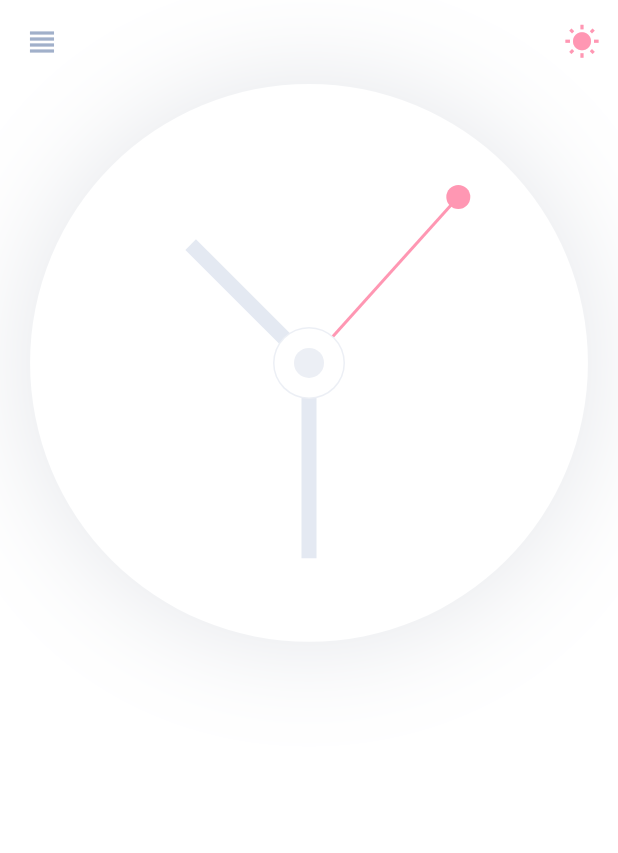
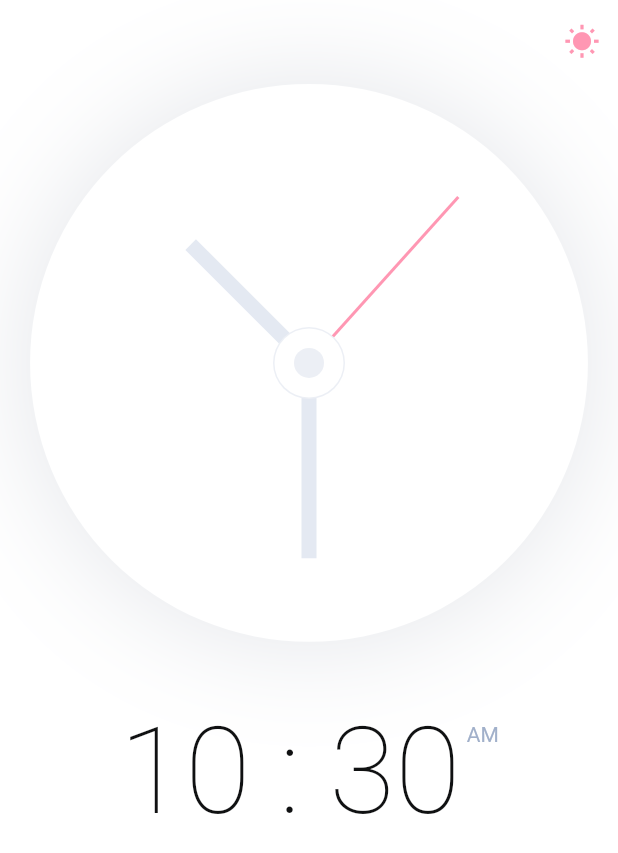
Before and after one commit to naunow/flat_clock, a Flutter app: the screen it shows after launch, on a phone screen of 412 x 824 dp. Shown: the top 853 px of the screen. Run offline on Flutter 3.47's test engine with Material 2 defaults, Android fonts, the phone set to English and light mode, and no system bars; our stand-ins replace flutter_calendar_carousel, flutter_svg, google_fonts.

Commit message:
simple clock function.

```diff
--- /dev/null
+++ b/lib/screens/calender.dart
@@ -0,0 +1,23 @@
+import 'package:flatclock/size_config.dart';
+import 'package:flutter/material.dart';
+import 'package:flutter_calendar_carousel/classes/event.dart';
+import 'package:flutter_calendar_carousel/flutter_calendar_carousel.dart'
+    show CalendarCarousel, EventList, WeekdayFormat;
+
+class Calender extends StatelessWidget {
+  @override
+  Widget build(BuildContext context) {
+    double calenderWidth = SizeConfig.screenWidth;
+    double calenderHeight = SizeConfig.screenHeight;
+    return SingleChildScrollView(
+      scrollDirection: Axis.vertical,
+      child: Container(
+        height: calenderHeight,
+        width: calenderWidth,
+        child: CalendarCarousel<Event>(
+          weekdayTextStyle: Theme.of(context).textTheme.caption,
+        ),
+      ),
+    );
+  }
+}
--- a/lib/screens/clock.dart
+++ b/lib/screens/clock.dart
@@ -115,8 +115,8 @@ class ClockPainter extends CustomPainter {
         ..strokeWidth = 2.0,
     );
     // Second Dot
-    canvas.drawCircle(Offset(secondX, secondY), 8,
-        Paint()..color = Theme.of(context).primaryColor);
+    // canvas.drawCircle(Offset(secondX, secondY), 8,
+    //     Paint()..color = Theme.of(context).primaryColor);
 
     // Center dots
     Paint dotPainter = Paint()
--- /dev/null
+++ b/lib/screens/date_display.dart
@@ -0,0 +1,54 @@
+import 'dart:async';
+import 'package:flutter/material.dart';
+
+class DateDisplay extends StatefulWidget {
+  @override
+  _DateDisplayState createState() => _DateDisplayState();
+}
+
+class _DateDisplayState extends State<DateDisplay> {
+  DateTime _dateTime = DateTime.now();
+
+  @override
+  void initState() {
+    super.initState();
+    Timer.periodic(Duration(seconds: 1), (timer) {
+      setState(() {
+        _dateTime = DateTime.now();
+      });
+    });
+  }
+
+  @override
+  Widget build(BuildContext context) {
+    // Zero Padding
+    String hour = _dateTime.hour.toString().padLeft(2, '0');
+    String minute = _dateTime.minute.toString().padLeft(2, '0');
+
+    // Weekday Display
+    List<String> weekDay = ['MON', 'TUE', 'WED', 'THU', 'FRI', 'SAT', 'SUN'];
+    String date = weekDay[_dateTime.weekday - 1];
+
+    String period =
+        TimeOfDay.fromDateTime(_dateTime).period == DayPeriod.am ? 'AM' : 'PM';
+    // String second = _dateTime.second.toString().padLeft(2, '0');
+
+    return Padding(
+      padding: const EdgeInsets.symmetric(vertical: 10),
+      child: Row(
+        mainAxisAlignment: MainAxisAlignment.center,
+        crossAxisAlignment: CrossAxisAlignment.start,
+        children: <Widget>[
+          Text(
+            '$hour : $minute',
+            style: Theme.of(context).textTheme.headline1,
+          ),
+          Padding(
+            padding: const EdgeInsets.only(top: 14, left: 4),
+            child: Text('$period'),
+          ),
+        ],
+      ),
+    );
+  }
+}
--- a/lib/screens/home_screen.dart
+++ b/lib/screens/home_screen.dart
@@ -1,6 +1,8 @@
 import 'package:flatclock/constants.dart';
 import 'package:flatclock/models/my_theme_provider.dart';
+import 'package:flatclock/screens/calender.dart';
 import 'package:flatclock/screens/clock.dart';
+import 'package:flatclock/screens/date_display.dart';
 import 'package:flatclock/size_config.dart';
 import 'package:flutter/material.dart';
 import 'package:flutter_svg/flutter_svg.dart';
@@ -12,11 +14,11 @@ class HomeScreen extends StatelessWidget {
     SizeConfig().init(context);
     return Scaffold(
       appBar: AppBar(
-        leading: IconButton(
-          icon: Icon(Icons.view_headline),
-          color: Theme.of(context).iconTheme.color,
-          onPressed: () {},
-        ),
+        // leading: IconButton(
+        //   icon: Icon(Icons.view_headline),
+        //   color: Theme.of(context).iconTheme.color,
+        //   onPressed: () {},
+        // ),
         actions: [
           Consumer<MyThemeModel>(
             builder: (context, theme, child) => IconButton(
@@ -29,7 +31,15 @@ class HomeScreen extends StatelessWidget {
           ),
         ],
       ),
-      body: Clock(),
+      body: Column(
+        children: <Widget>[
+          Clock(),
+          SizedBox(
+            height: 30,
+          ),
+          DateDisplay(),
+        ],
+      ),
     );
   }
 }
--- a/pubspec.yaml
+++ b/pubspec.yaml
@@ -31,6 +31,7 @@ dependencies:
   google_fonts: ^1.1.0 # it helps us to use google fonts on our app
   flutter_svg:  # it helps us to use SVG in our app
   provider: ^4.3.2+1 # Our state management package
+  flutter_calendar_carousel: ^1.4.12
 
 dev_dependencies:
   flutter_test:
```
Also changed, not shown: pubspec.lock.
